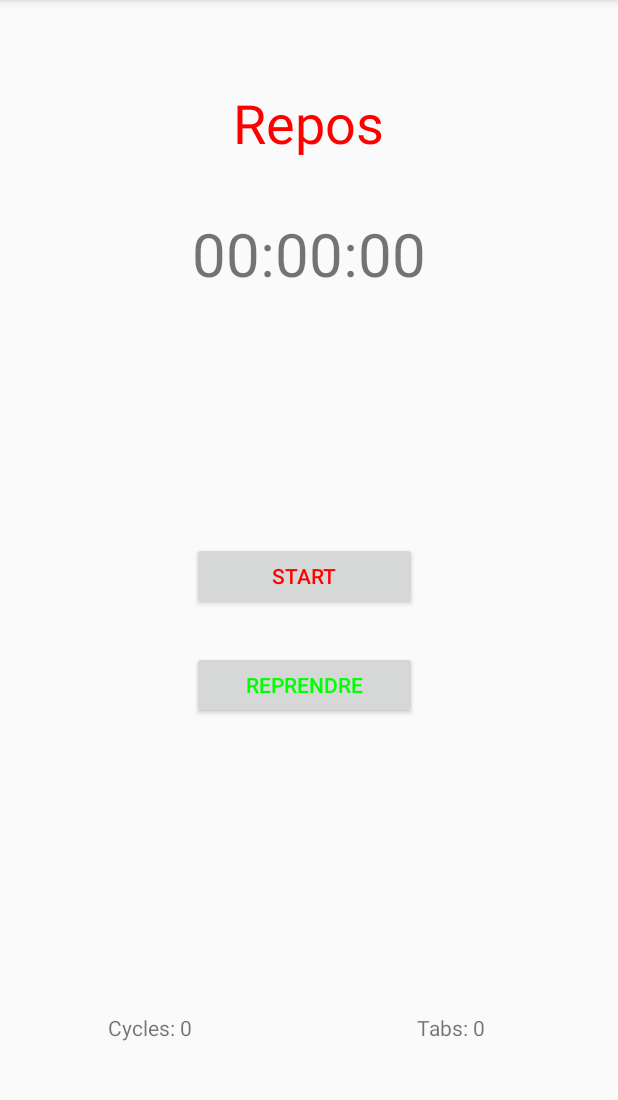
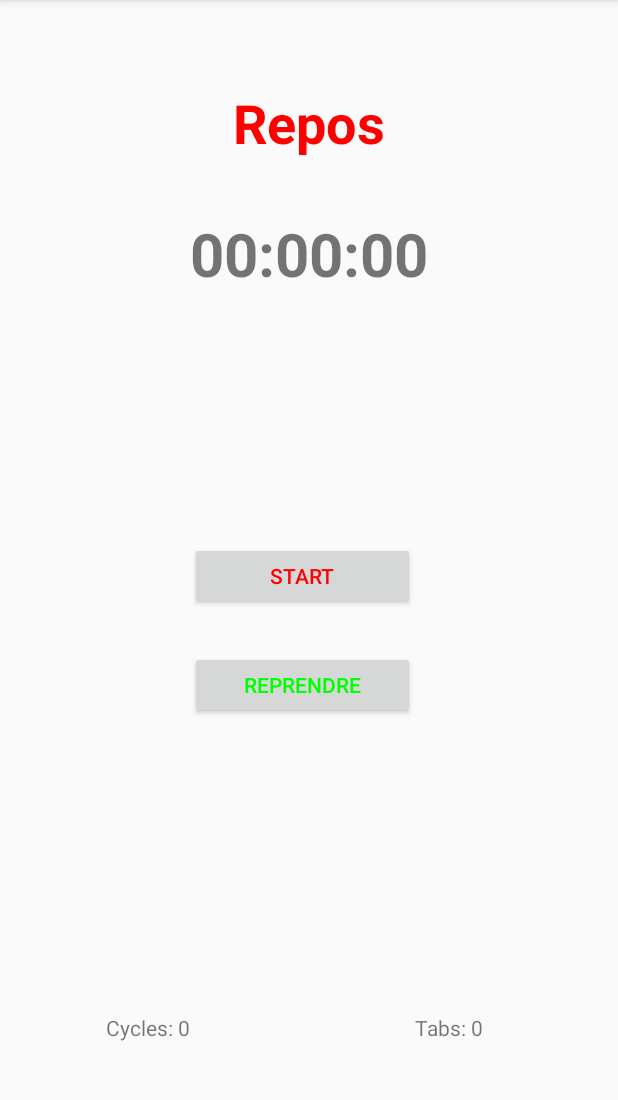
Before and after one commit to PierreThb/TabataTimer, an Android app: the StartActivity screen opened directly, with no data from a screen before it, after a tap on "START", on a phone screen of 412 x 824 dp, the part 84-1184 px from its top. Run offline under Robolectric (Android 15) with nearby library versions, the phone set to English and light mode, and no system bars; libraries missing offline, so code that uses them is left out: com.orm; 1 other tap on this screen came first.

Commit message:
[UP] layout timer

```diff
--- a/app/src/main/java/com/pierregmail/thube/tabataproject/Activity/StartActivity.java
+++ b/app/src/main/java/com/pierregmail/thube/tabataproject/Activity/StartActivity.java
@@ -139,7 +139,6 @@ public class StartActivity extends AppCompatActivity {
     }
 
     public void onStartClick(View view) {
-        Log.e("bubi","P"+tpspreparation+" E"+tpsexercice+" R"+tpsrepos+" C"+ nbCyclesRestant +" T"+ nbTabatasRestant);
         if (currentTimer.equals("ReadyT") || currentState.equals("inPause")) { //si début, au moment au l'activity est lancé
             tabataConfigurations = new TabataConfigurations(tpspreparation, tpsexercice, tpsrepos, nbCyclesRestant, nbTabatasRestant);
             currentTimer = "PreparationT"; //premier timer, celui pour le tps de preparation
--- a/app/src/main/res/layout-land/activity_start.xml
+++ b/app/src/main/res/layout-land/activity_start.xml
@@ -18,9 +18,11 @@
         android:layout_alignParentTop="true"
         android:layout_centerHorizontal="true"
         android:layout_marginTop="41dp"
-        android:textSize="36sp" />
+        android:textSize="36sp"
+        android:textStyle="bold"/>
 
     <TextView
+        android:textStyle="bold"
         android:id="@+id/timerValue"
         android:layout_width="wrap_content"
         android:layout_height="wrap_content"
--- a/app/src/main/res/layout-port/activity_start.xml
+++ b/app/src/main/res/layout-port/activity_start.xml
@@ -18,7 +18,8 @@
         android:layout_alignParentTop="true"
         android:layout_centerHorizontal="true"
         android:layout_marginTop="41dp"
-        android:textSize="36sp" />
+        android:textSize="36sp"
+        android:textStyle="bold"/>
 
     <TextView
         android:id="@+id/timerValue"
@@ -28,7 +29,8 @@
         android:textSize="40sp"
         android:layout_below="@+id/textView_Etat"
         android:layout_centerHorizontal="true"
-        android:layout_marginTop="36dp" />
+        android:layout_marginTop="36dp"
+        android:textStyle="bold"/>
 
     <Button
         android:id="@+id/startButton"
--- a/build.gradle
+++ b/build.gradle
@@ -5,7 +5,7 @@ buildscript {
         jcenter()
     }
     dependencies {
-        classpath 'com.android.tools.build:gradle:2.2.2'
+        classpath 'com.android.tools.build:gradle:2.2.3'
 
         // NOTE: Do not place your application dependencies here; they belong
         // in the individual module build.gradle files
```
